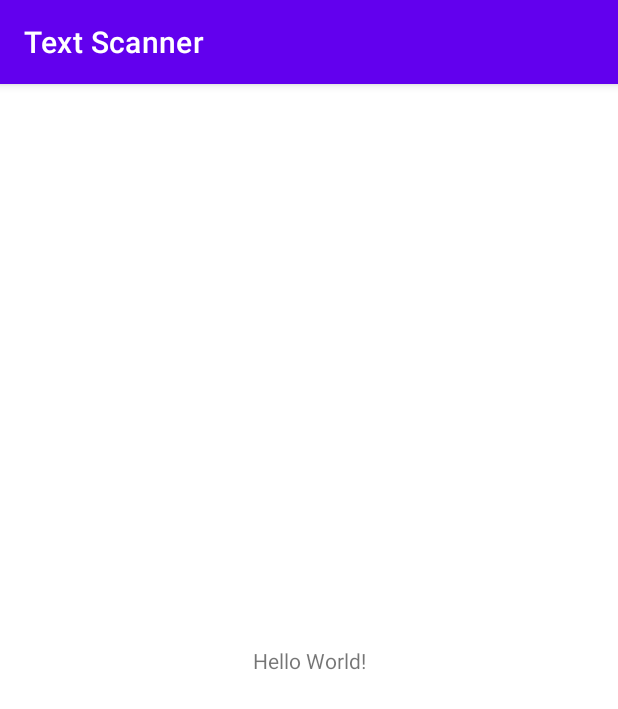
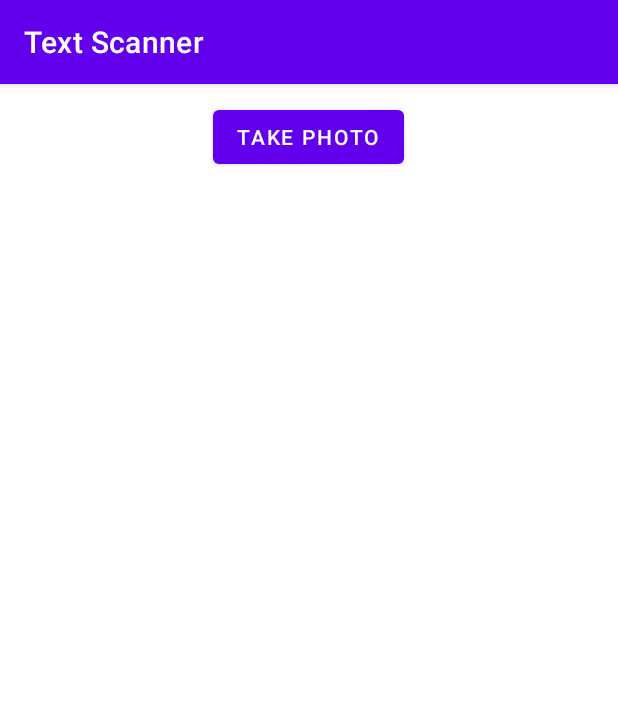
Before and after one commit to moezmefteh/OCR_Text, an Android app: the screen it shows after launch (MainActivity), on a phone screen of 412 x 824 dp. Shown: the top 709 px of the screen. Run offline under Robolectric (Android 15) with nearby library versions, the phone set to English and light mode, and no system bars.

Commit message:
Take a photo

```diff
--- a/app/src/main/res/layout/activity_main.xml
+++ b/app/src/main/res/layout/activity_main.xml
@@ -1,18 +1,18 @@
 <?xml version="1.0" encoding="utf-8"?>
-<androidx.constraintlayout.widget.ConstraintLayout xmlns:android="http://schemas.android.com/apk/res/android"
+<RelativeLayout xmlns:android="http://schemas.android.com/apk/res/android"
     xmlns:app="http://schemas.android.com/apk/res-auto"
     xmlns:tools="http://schemas.android.com/tools"
     android:layout_width="match_parent"
     android:layout_height="match_parent"
-    tools:context=".MainActivity">
+    tools:context=".MainActivity" >
 
-    <TextView
+    <Button
         android:layout_width="wrap_content"
         android:layout_height="wrap_content"
-        android:text="Hello World!"
-        app:layout_constraintBottom_toBottomOf="parent"
-        app:layout_constraintLeft_toLeftOf="parent"
-        app:layout_constraintRight_toRightOf="parent"
-        app:layout_constraintTop_toTopOf="parent" />
+        android:text="@string/take_a_photo"
+        android:id="@+id/take_a_photo"
+        tools:context=".MainActivity"
+        android:layout_marginTop="11dp"
+        android:layout_centerHorizontal="true" />
 
-</androidx.constraintlayout.widget.ConstraintLayout>
+</RelativeLayout>
--- a/app/src/main/res/values/strings.xml
+++ b/app/src/main/res/values/strings.xml
@@ -1,3 +1,4 @@
 <resources>
     <string name="app_name">Text Scanner</string>
+    <string name="take_a_photo">Take photo</string>
 </resources>
```
Also changed, not shown: app/build.gradle (+8 -7 lines), app/src/main/java/com/example/textscanner/MainActivity.java (+40 -0 lines).
